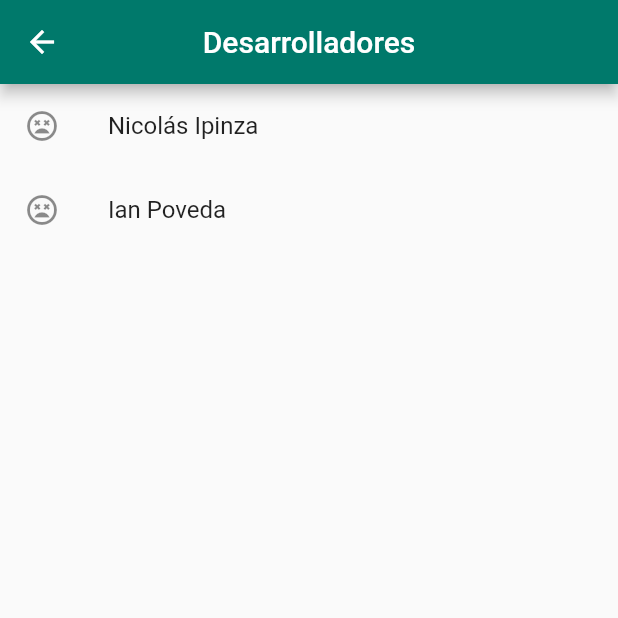
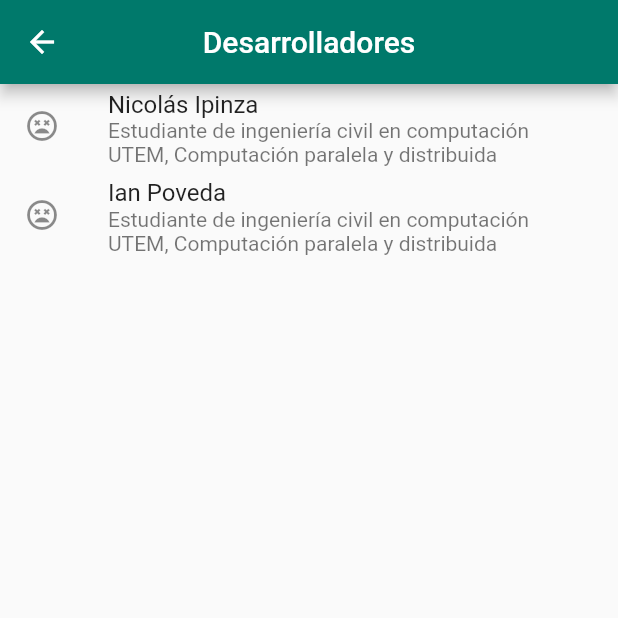
Before and after one commit to IanPD97/appmovil_earthquakes, a Flutter app: the screen it shows after launch, after a tap on "Ver Desarrolladores", on a phone screen of 412 x 824 dp, the top half of it. Run offline on Flutter 3.47's test engine with Material 2 defaults, Android fonts, the phone set to English and light mode, and no system bars; our stand-ins replace google_maps_flutter; missing offline and left inert: firebase_auth_web, firebase_core_web, google_maps_flutter_web, google_sign_in_web; accounts and stored records are empty; network calls fail.

```diff
--- a/lib/devs_page.dart
+++ b/lib/devs_page.dart
@@ -23,6 +23,8 @@ class _DevsPageState extends State<DevsPage> {
                 ListTile(
                   leading: Icon(Icons.sentiment_very_dissatisfied_outlined),
                   title: Text("Nicolás Ipinza"),
+                  subtitle: Text(
+                      "Estudiante de ingeniería civil en computación UTEM, Computación paralela y distribuida"),
                 ),
               ])),
             ]),
@@ -32,6 +34,8 @@ class _DevsPageState extends State<DevsPage> {
                 ListTile(
                   leading: Icon(Icons.sentiment_very_dissatisfied_outlined),
                   title: Text("Ian Poveda"),
+                  subtitle: Text(
+                      "Estudiante de ingeniería civil en computación UTEM, Computación paralela y distribuida"),
                 ),
               ]))
             ]),
--- a/lib/firstpage.dart
+++ b/lib/firstpage.dart
@@ -11,9 +11,36 @@ class _FirstPageState extends State<FirstPage> {
   @override
   Widget build(BuildContext context) {
     return Scaffold(
+        appBar: AppBar(
+          title: Text('Welcome to earthquakes-app'),
+          backgroundColor: Colors.teal.shade700,
+        ),
         body: Container(
             child: Column(
           children: [
+            Row(children: [
+              Expanded(
+                  child: Column(children: <Widget>[
+                ListTile(
+                  leading: Icon(Icons.sensors_rounded),
+                  title: Text("Ver registros de Sismos"),
+                  onTap: () {
+                    Navigator.push(
+                        context,
+                        MaterialPageRoute(
+                          builder: (context) => HomePage(),
+                        ));
+                  },
+                ),
+              ]))
+            ]),
+            const Divider(
+              height: 20,
+              thickness: 1.5,
+              indent: 10,
+              endIndent: 10,
+              color: Colors.teal,
+            ),
             Row(children: [
               Expanded(
                   child: Column(children: <Widget>[
@@ -30,22 +57,6 @@ class _FirstPageState extends State<FirstPage> {
                 ),
               ]))
             ]),
-        Row(children: [
-          Expanded(
-              child: Column(children: <Widget>[
-            ListTile(
-              leading: Icon(Icons.sensors_rounded),
-              title: Text("Ver registros de Sismos"),
-              onTap: () {
-                Navigator.push(
-                    context,
-                    MaterialPageRoute(
-                      builder: (context) => HomePage(),
-                    ));
-              },
-            ),
-          ]))
-        ]),
           ],
         )));
   }
--- a/lib/homepage.dart
+++ b/lib/homepage.dart
@@ -35,7 +35,7 @@ class _HomePageState extends State<HomePage> {
               IconButton(
                 onPressed: getReportes,
                 icon: Icon(Icons.refresh_sharp),
-                iconSize: 40.0,
+                iconSize: 25.0,
               )
             ]),
         body: ListView.builder(
@@ -46,7 +46,8 @@ class _HomePageState extends State<HomePage> {
                 mainAxisSize: MainAxisSize.min,
                 children: <Widget>[
                   ListTile(
-                    leading: Icon(Icons.radar),
+                    leading: Icon(Icons.radar,
+                        color: Colors.teal.shade700, size: 32.0),
                     title: Container(
                         child: Column(
                       children: <Widget>[
--- a/lib/main.dart
+++ b/lib/main.dart
@@ -1,9 +1,11 @@
 import 'package:appmovil_earthquakes/firstpage.dart';
 import 'package:flutter/material.dart';
-import 'package:appmovil_earthquakes/homepage.dart';
 
 void main() async {
   runApp(
-    MaterialApp(home: FirstPage()),
+    MaterialApp(
+      home: FirstPage(),
+      debugShowCheckedModeBanner: false,
+    ),
   );
 }
```
Also changed, not shown: lib/details.dart (+28 -15 lines), 12 other files. Lines whose indentation alone changed are shown as unchanged.
